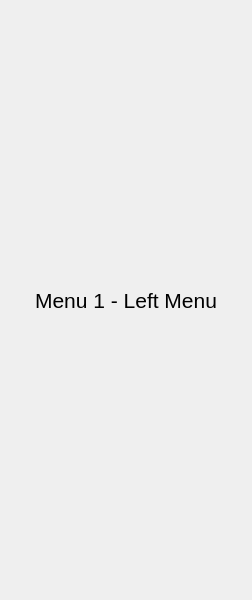
Qt form gui/uis/columns/left_column.ui (kusiLaw/laky-phone-POS) before a commit.
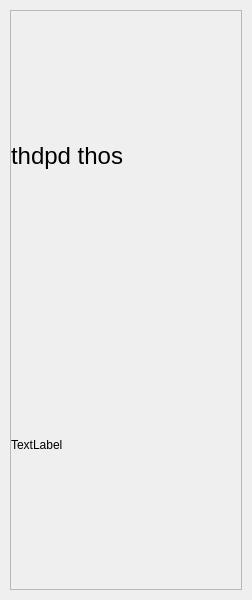
The same form after that commit. The open tabs and pages were chosen to show the change.

Commit message: frame interface improved

Patch:
```diff
--- a/gui/uis/columns/left_column.ui
+++ b/gui/uis/columns/left_column.ui
@@ -52,21 +52,83 @@
         <number>5</number>
        </property>
        <item>
-        <widget class="QLabel" name="label_1">
-         <property name="font">
-          <font>
-           <pointsize>16</pointsize>
-          </font>
+        <widget class="QScrollArea" name="scrollArea">
+         <property name="widgetResizable">
+          <bool>true</bool>
          </property>
-         <property name="styleSheet">
-          <string notr="true">font-size: 16pt</string>
-         </property>
-         <property name="text">
-          <string>Menu 1 - Left Menu</string>
-         </property>
-         <property name="alignment">
-          <set>Qt::AlignCenter</set>
-         </property>
+         <widget class="QWidget" name="Contents">
+          <property name="geometry">
+           <rect>
+            <x>0</x>
+            <y>0</y>
+            <width>230</width>
+            <height>578</height>
+           </rect>
+          </property>
+          <layout class="QHBoxLayout" name="info_layout_holder">
+           <property name="spacing">
+            <number>0</number>
+           </property>
+           <property name="leftMargin">
+            <number>0</number>
+           </property>
+           <property name="topMargin">
+            <number>0</number>
+           </property>
+           <property name="rightMargin">
+            <number>0</number>
+           </property>
+           <property name="bottomMargin">
+            <number>0</number>
+           </property>
+           <item>
+            <widget class="QFrame" name="frame">
+             <property name="frameShape">
+              <enum>QFrame::NoFrame</enum>
+             </property>
+             <property name="frameShadow">
+              <enum>QFrame::Raised</enum>
+             </property>
+             <layout class="QVBoxLayout" name="info_layout">
+              <property name="spacing">
+               <number>0</number>
+              </property>
+              <property name="leftMargin">
+               <number>0</number>
+              </property>
+              <property name="topMargin">
+               <number>0</number>
+              </property>
+              <property name="rightMargin">
+               <number>0</number>
+              </property>
+              <property name="bottomMargin">
+               <number>0</number>
+              </property>
+              <item>
+               <widget class="QLabel" name="label_4">
+                <property name="font">
+                 <font>
+                  <pointsize>18</pointsize>
+                 </font>
+                </property>
+                <property name="text">
+                 <string>thdpd thos</string>
+                </property>
+               </widget>
+              </item>
+              <item>
+               <widget class="QLabel" name="label_3">
+                <property name="text">
+                 <string>TextLabel</string>
+                </property>
+               </widget>
+              </item>
+             </layout>
+            </widget>
+           </item>
+          </layout>
+         </widget>
         </widget>
        </item>
       </layout>
```
Left out of the diff: 2 changed lines with no effect on the pictures. The commit also changes 6 other files.
